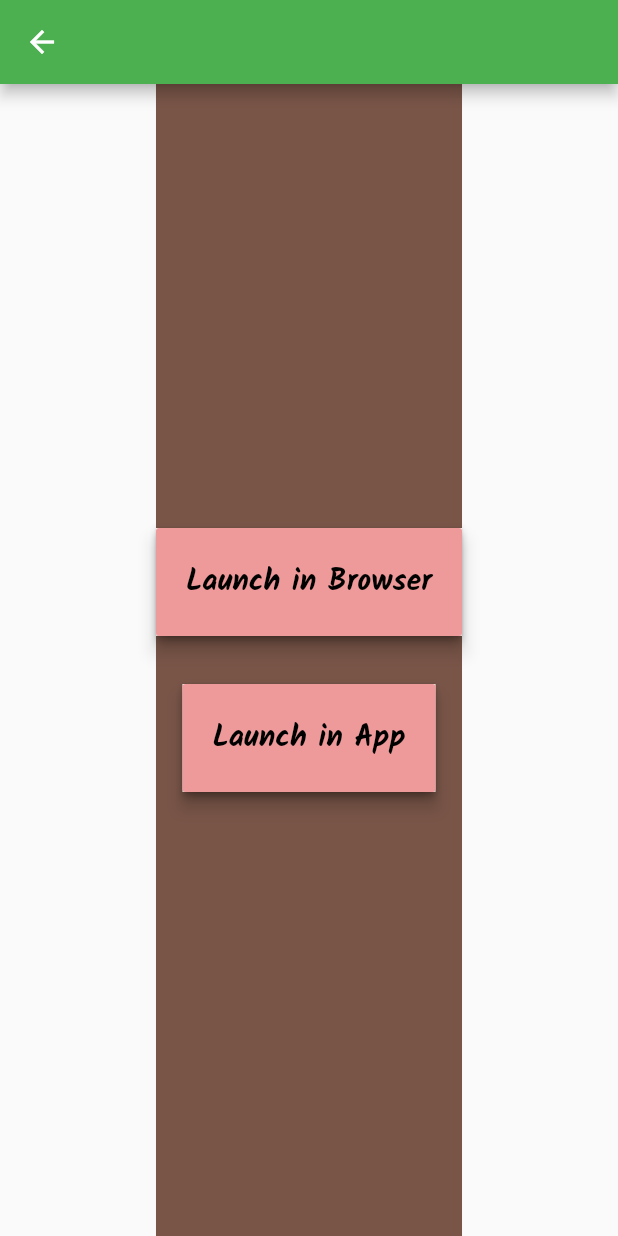
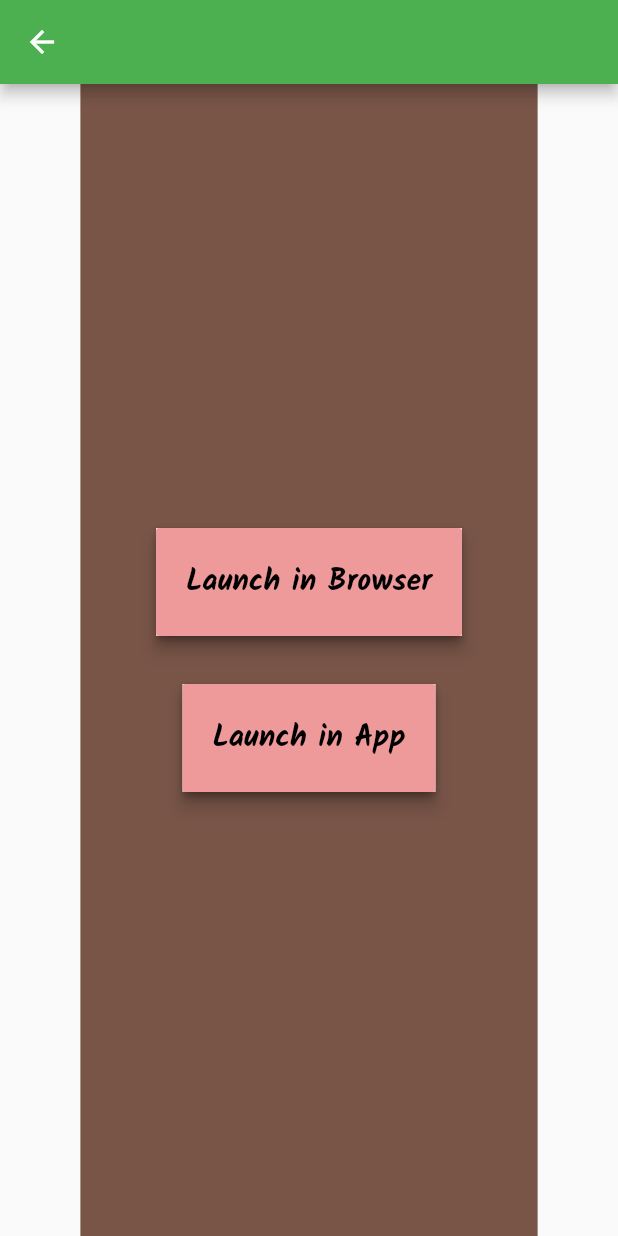
Before and after one commit to KnitidCeladon23/my_expiree_app, a Flutter app: the URLLauncher screen opened directly with empty values, on a phone screen of 412 x 824 dp. Run offline on Flutter 3.47's test engine with Material 2 defaults, Android fonts, the phone set to English and light mode, and no system bars; our stand-ins replace cloud_firestore, firebase_auth, flutter_local_notifications, google_fonts, rxdart, table_calendar; missing offline and left inert: firebase_helpers; accounts and stored records are empty.

Commit message:
adjusted widgets to fix background color issue

```diff
--- a/lib/screens/urlLauncher.dart
+++ b/lib/screens/urlLauncher.dart
@@ -119,6 +119,8 @@ class _URLLauncherState extends State<URLLauncher> {
       body: Center(
         child: Container(
           color: Colors.brown,
+          child: Padding(
+            padding: const EdgeInsets.all(50.4),
             child: Column(
               crossAxisAlignment: CrossAxisAlignment.center,
               mainAxisAlignment: MainAxisAlignment.center,
@@ -162,6 +164,7 @@ class _URLLauncherState extends State<URLLauncher> {
             ),
           ),
         ),
+      ),
     );
   }
 }
```
Lines whose indentation alone changed are shown as unchanged.
